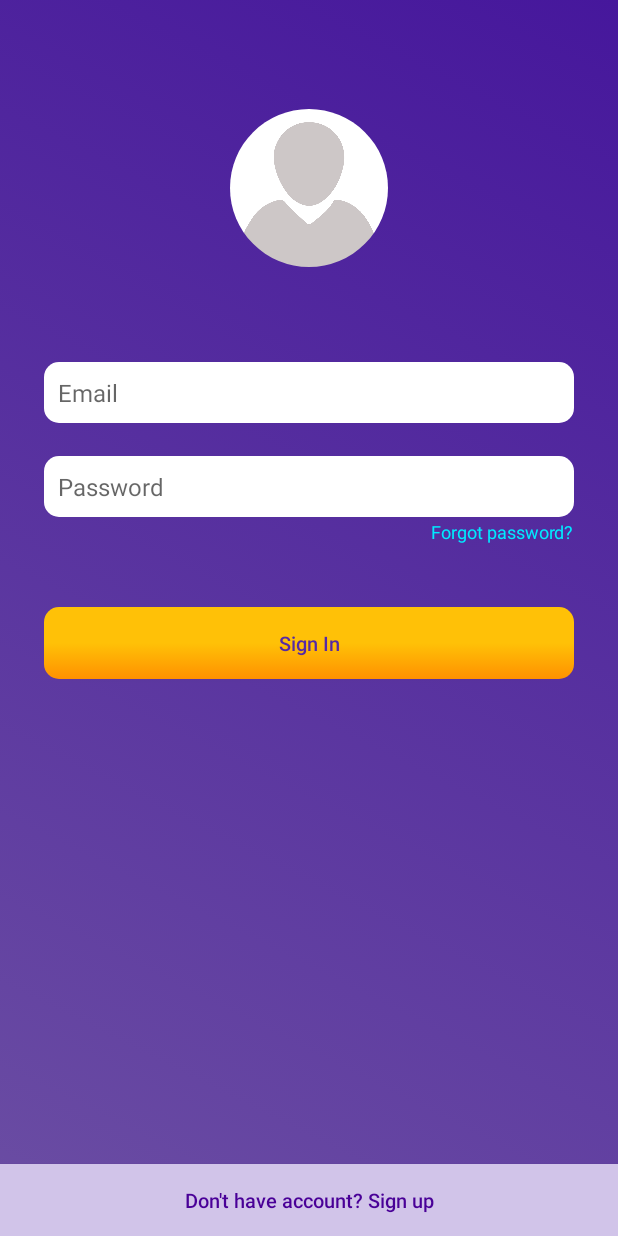
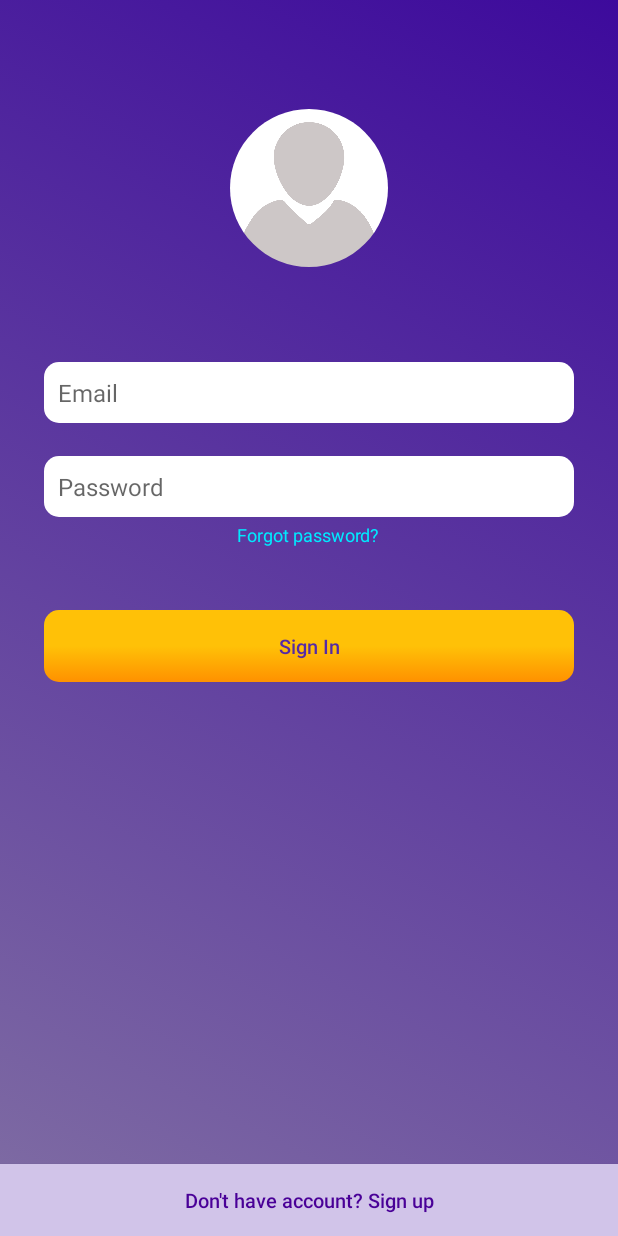
Before and after one commit to Pancor/Stagap, an Android app: the screen it shows after launch (LoginActivity), on a phone screen of 412 x 824 dp. Run offline under Robolectric (Android 15) with nearby library versions, the phone set to English and light mode, and no system bars; our stand-ins replace CircleImageView, Firebase (no records; nobody signed in at launch, a user with empty details on screens opened directly).

Commit message:
Perfecting login process design

```diff
--- a/app/src/main/res/drawable/background.xml
+++ b/app/src/main/res/drawable/background.xml
@@ -3,8 +3,8 @@
 <item>
     <shape>
         <gradient
-            android:startColor="#6b4ea3"
-            android:endColor="#46179c"
+            android:startColor="#806ea3"
+            android:endColor="#3d0a9c"
             android:angle="45"/>
     </shape>
 </item>
--- a/app/src/main/res/layout/activity_login.xml
+++ b/app/src/main/res/layout/activity_login.xml
@@ -64,11 +64,10 @@
                 android:id="@+id/forgotPassText"
                 android:layout_width="wrap_content"
                 android:layout_height="wrap_content"
-                android:layout_alignParentEnd="true"
-                android:layout_alignParentRight="true"
                 android:layout_below="@+id/passwordField"
-                android:layout_marginTop="1dp"
-                android:text="@string/forgot_password"
+                android:layout_centerHorizontal="true"
+                android:layout_marginTop="3dp"
+                android:text="Forgot password?"
                 android:textColor="@color/colorLight"
                 android:textSize="12sp" />
 
@@ -81,6 +80,22 @@
                 android:layout_marginTop="43dp"
                 android:src="@drawable/defaultprofile" />
 
+        </RelativeLayout>
+
+        <RelativeLayout
+            android:id="@+id/relativeLoading"
+            android:layout_width="match_parent"
+            android:layout_height="match_parent"
+            android:background="#b4000000"
+            android:visibility="gone">
+
+            <ProgressBar
+                android:id="@+id/progressBar2"
+                style="?android:attr/progressBarStyle"
+                android:layout_width="wrap_content"
+                android:layout_height="wrap_content"
+                android:layout_centerHorizontal="true"
+                android:layout_centerVertical="true" />
         </RelativeLayout>
 
         <RelativeLayout
@@ -99,22 +114,7 @@
                 android:textAllCaps="false"
                 android:textColor="#490097"
                 android:textSize="13sp" />
-        </RelativeLayout>
 
-        <RelativeLayout
-            android:id="@+id/relativeLoading"
-            android:layout_width="match_parent"
-            android:layout_height="match_parent"
-            android:background="#b4000000"
-            android:visibility="gone">
-
-            <ProgressBar
-                android:id="@+id/progressBar2"
-                style="?android:attr/progressBarStyle"
-                android:layout_width="wrap_content"
-                android:layout_height="wrap_content"
-                android:layout_centerHorizontal="true"
-                android:layout_centerVertical="true" />
         </RelativeLayout>
 
     </FrameLayout>
```
